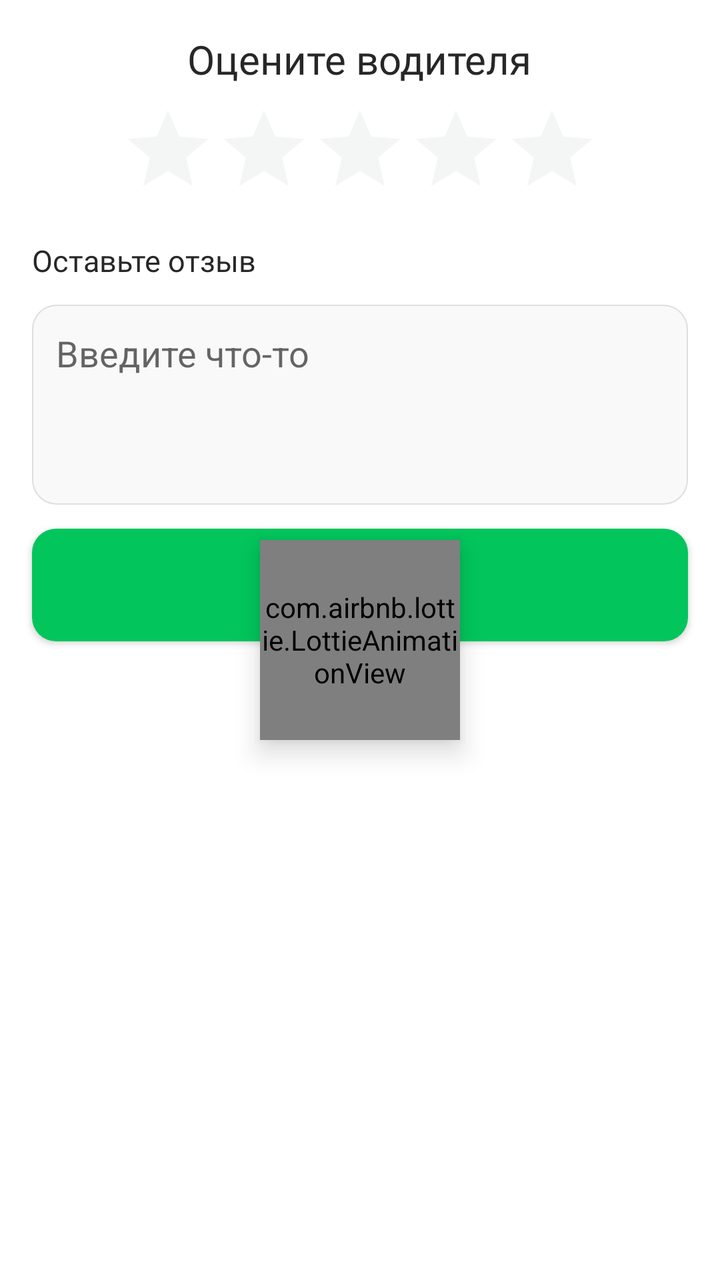
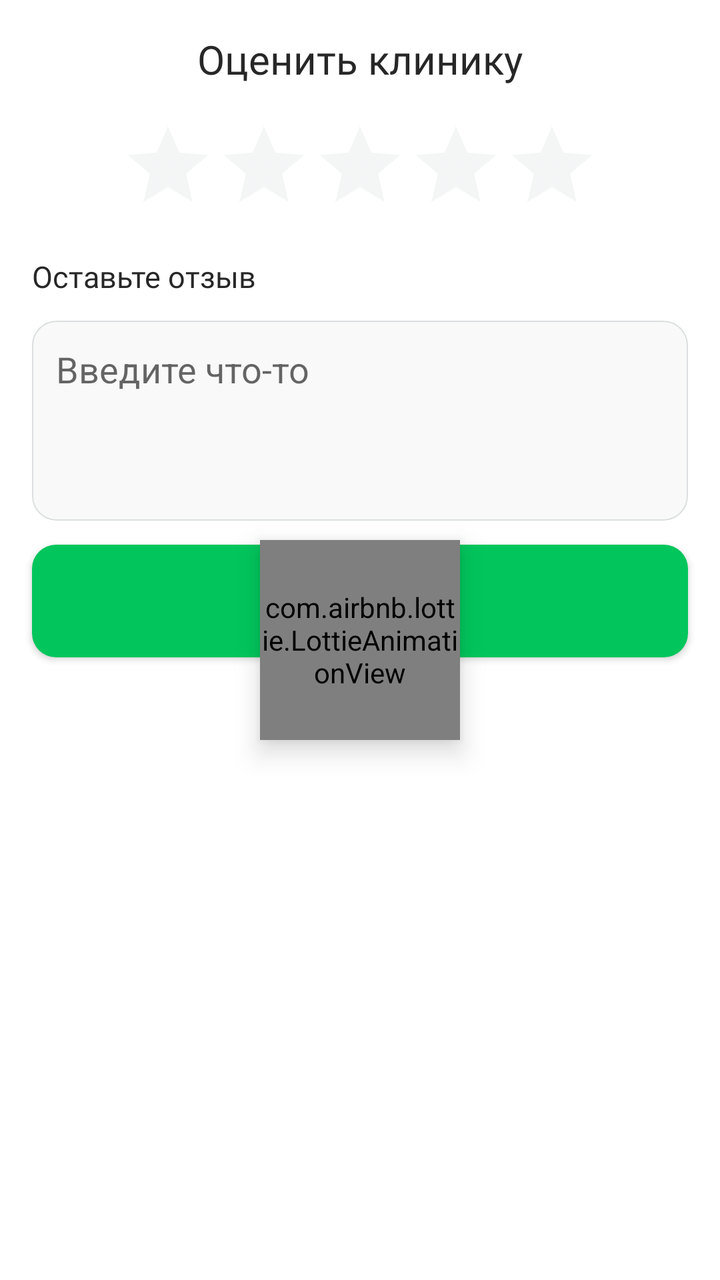

The first picture is an Android layout as it rendered before a commit; the second is the same layout after the commit. The layout source and the unified diff follow.
<!-- AndroidManifest.xml: application theme Theme.MyTaxiUz -->
<!-- res/layout/dialog_rate_clinic_driver.xml -->
<?xml version="1.0" encoding="utf-8"?>
<androidx.coordinatorlayout.widget.CoordinatorLayout android:layout_width="match_parent"
    android:layout_height="wrap_content"
    android:background="@drawable/white_background_top_corner"
    android:orientation="vertical"
    xmlns:android="http://schemas.android.com/apk/res/android">
    <androidx.appcompat.widget.LinearLayoutCompat
        android:layout_width="match_parent"
        android:layout_height="wrap_content"
        android:orientation="vertical">
        <androidx.appcompat.widget.AppCompatTextView
            android:layout_width="wrap_content"
            android:layout_height="wrap_content"
            android:text="@string/rate_driver"
            android:layout_gravity="center_horizontal"
            android:textSize="@dimen/text_size_20sp"
            android:fontFamily="@font/inter_bold"
            android:textColor="@color/black"
            android:layout_marginTop="@dimen/margin_padding_16"/>
        <RatingBar
            android:layout_width="240dp"
            android:layout_height="wrap_content"
            android:theme="@style/RatingBar"
            android:numStars="5"
            android:id="@+id/ratingBar"
            android:stepSize="1"
            android:layout_gravity="center_horizontal"
            android:layout_marginTop="@dimen/margin_padding_8dp"
            />
        <TextView
            android:layout_width="wrap_content"
            android:layout_height="wrap_content"
            android:layout_centerInParent="true"
            android:layout_marginHorizontal="@dimen/margin_padding_16"
            android:layout_marginTop="@dimen/margin_padding_12dp"
            android:fontFamily="@font/inter_medium"
            android:text="@string/leave_comment"
            android:textColor="@color/black"
            android:textSize="@dimen/text_size_15sp" />
        <androidx.appcompat.widget.AppCompatEditText
            android:layout_width="match_parent"
            android:layout_height="100dp"
            android:layout_marginHorizontal="@dimen/margin_padding_16"
            android:layout_marginTop="@dimen/margin_padding_12dp"
            android:background="@drawable/bg_grey_rounded"
            android:id="@+id/comment"
            android:gravity="start"
            android:imeOptions="actionDone"
            android:hint="@string/type_something"
            android:max="500"
            android:padding="@dimen/margin_padding_12dp" />
        <androidx.appcompat.widget.AppCompatButton
            android:layout_width="match_parent"
            android:layout_height="wrap_content"
            android:elevation="@dimen/margin_padding_4dp"
            android:layout_marginHorizontal="@dimen/margin_padding_16"
            android:layout_alignParentBottom="true"
            android:layout_marginTop="@dimen/margin_padding_12dp"
            android:layout_marginBottom="@dimen/margin_padding_24dp"
            android:background="@drawable/background_white_corner_12"
            android:backgroundTint="@color/green"
            android:padding="@dimen/margin_padding_16dp"
            android:text="@string/ready"
            android:id="@+id/send"
            android:textAppearance="@style/boldStyleLight"
            android:textSize="@dimen/text_size_18sp" />
    </androidx.appcompat.widget.LinearLayoutCompat>

    <include layout="@layout/loader_lottie"
        android:id="@+id/loader"/>


</androidx.coordinatorlayout.widget.CoordinatorLayout>
<!-- res/layout/loader_lottie.xml (included above) -->
<?xml version="1.0" encoding="utf-8"?>
<com.airbnb.lottie.LottieAnimationView
    android:layout_width="100dp"
    android:layout_height="100dp"
    xmlns:app="http://schemas.android.com/apk/res-auto"
    xmlns:android="http://schemas.android.com/apk/res/android"
    android:elevation="@dimen/margin_padding_8dp"
    android:layout_gravity="center"
    android:id="@+id/loader"
    app:lottie_autoPlay="true"
    app:lottie_loop="true"
    app:lottie_rawRes="@raw/loader"/>
<!-- resources referenced by this layout -->
<resources>
  <color name="black">#272727</color>
  <color name="green">#02C65C</color>
  <dimen name="margin_padding_12dp">12dp</dimen>
  <dimen name="margin_padding_16">16dp</dimen>
  <dimen name="margin_padding_16dp">16dp</dimen>
  <dimen name="margin_padding_24dp">24dp</dimen>
  <dimen name="margin_padding_4dp">4dp</dimen>
  <dimen name="margin_padding_8dp">8dp</dimen>
  <dimen name="text_size_15sp">15sp</dimen>
  <dimen name="text_size_18sp">18sp</dimen>
  <dimen name="text_size_20sp">20sp</dimen>
  <!-- drawable background_white_corner_12 (drawable) -->
  <?xml version="1.0" encoding="utf-8"?>
  <shape xmlns:android="http://schemas.android.com/apk/res/android">
  <corners android:radius="12dp"/>
      <solid android:color="@color/white"/>
  </shape>
  <!-- drawable bg_grey_rounded (drawable) -->
  <?xml version="1.0" encoding="utf-8"?>
  <shape xmlns:android="http://schemas.android.com/apk/res/android"
      android:shape="rectangle">
      <solid android:color="@color/grey"/>
      <corners android:radius="@dimen/margin_padding_12dp"/>
      <stroke
          android:width="0.5dp"
          android:color="@color/dark_grey" />
  
  </shape>
  <!-- drawable white_background_top_corner (drawable) -->
  <?xml version="1.0" encoding="utf-8"?>
  <shape xmlns:android="http://schemas.android.com/apk/res/android">
  
      <corners android:topRightRadius="@dimen/margin_padding_12dp" android:topLeftRadius="@dimen/margin_padding_12dp"/>
  
      <solid android:color="@color/white"/>
  </shape>
  <string name="leave_comment">Оставьте отзыв</string>
  <string name="rate_driver">Оцените водителя</string>
  <string name="ready">Готово</string>
  <string name="type_something">Введите что-то</string>
  <style name="RatingBar" parent="Theme.AppCompat">
          <item name="colorControlNormal">@color/dark_grey</item>
          <item name="colorControlActivated">@color/yellow</item>
      </style>
  <style name="boldStyleLight">
          <item name="fontFamily">@font/inter_bold</item>
          <item name="android:textColor">@color/white</item>
      </style>
  <style name="Theme.MyTaxiUz" parent="Theme.MaterialComponents.DayNight.DarkActionBar">
          
          <item name="colorPrimary">@color/green</item>
          <item name="colorPrimaryVariant">@color/green</item>
          <item name="colorOnPrimary">@color/white</item>
          
          <item name="colorSecondary">@color/yellow</item>
          <item name="colorSecondaryVariant">@color/yellow</item>
          <item name="colorOnSecondary">@color/black</item>
  
          <item name="colorAccent">@color/green</item>
          
          <item name="android:statusBarColor" tools:targetApi="l">@color/white</item>
          
          <item name="android:datePickerStyle">@style/MyDatePickerStyle</item>
      </style>
  <color name="white">#FFFFFFFF</color>
  <color name="grey">#F9F9F9</color>
  <color name="dark_grey">#DBDFE0</color>
  <color name="yellow">#FFB802</color>
  <style name="MyDatePickerStyle" parent="@android:style/Widget.DeviceDefault.DatePicker">
          <item name="android:headerBackground">@color/red</item>
          <item name="android:headerMonthTextAppearance">@style/MyDatePickerTextAppearance</item>
      </style>
  <color name="red">#FF6060</color>
  <style name="MyDatePickerTextAppearance" parent="TextAppearance.AppCompat.Body1">
          <item name="android:textColor">@drawable/my_color_state_list</item>
      </style>
  <!-- drawable my_color_state_list (drawable) -->
  <?xml version="1.0" encoding="utf-8"?>
  <selector xmlns:android="http://schemas.android.com/apk/res/android">
      
      <item android:color="@color/green" android:state_selected="true"/>
      
  </selector>
</resources>

<!-- the commit's change to res/layout/dialog_rate_clinic_driver.xml (unified diff, before → after) -->
@@ -11,7 +11,8 @@
         <androidx.appcompat.widget.AppCompatTextView
             android:layout_width="wrap_content"
             android:layout_height="wrap_content"
-            android:text="@string/rate_driver"
+            android:text="@string/evalueate_clinic"
+            android:id="@+id/title"
             android:layout_gravity="center_horizontal"
             android:textSize="@dimen/text_size_20sp"
             android:fontFamily="@font/inter_bold"
@@ -25,7 +26,7 @@
             android:id="@+id/ratingBar"
             android:stepSize="1"
             android:layout_gravity="center_horizontal"
-            android:layout_marginTop="@dimen/margin_padding_8dp"
+            android:layout_marginTop="@dimen/margin_padding_16"
             />
         <TextView
             android:layout_width="wrap_content"
<!-- resource entries referenced after the edit -->
@@ -36,8 +36,8 @@
   
       <solid android:color="@color/white"/>
   </shape>
+  <string name="evalueate_clinic">Оценить клинику</string>
   <string name="leave_comment">Оставьте отзыв</string>
-  <string name="rate_driver">Оцените водителя</string>
   <string name="ready">Готово</string>
   <string name="type_something">Введите что-то</string>
   <style name="RatingBar" parent="Theme.AppCompat">
